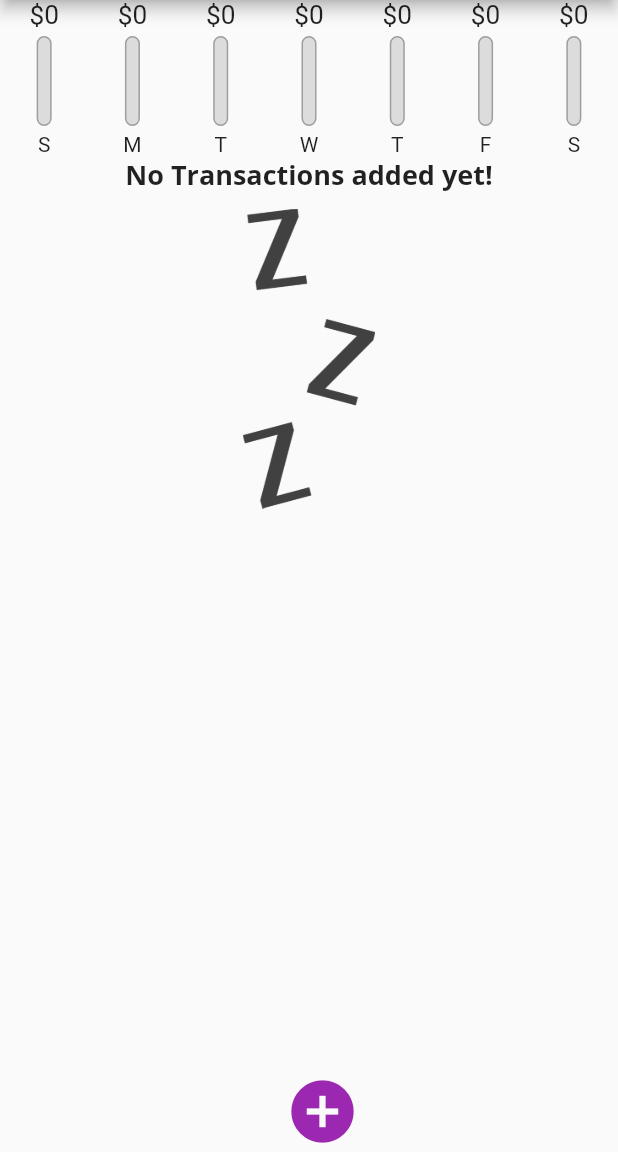
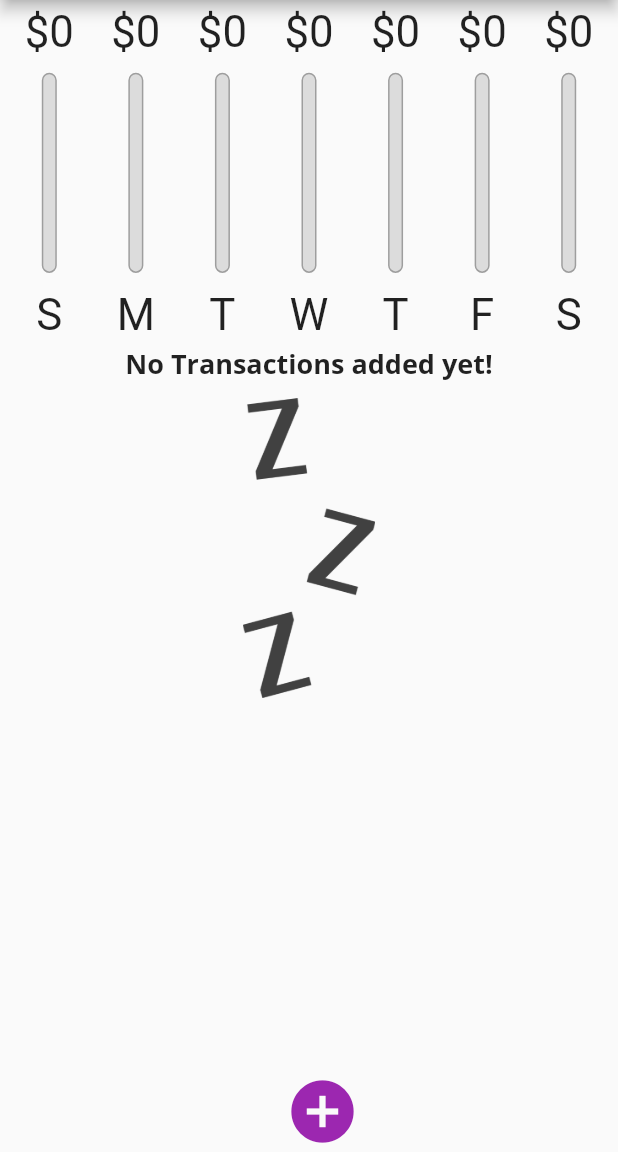
Before and after one commit to boilinux/flutter-spending-tracker, a Flutter app: the screen it shows after launch, on a phone screen of 412 x 824 dp, the part 84-1236 px from its top. Run offline on Flutter 3.47's test engine with Material 2 defaults, Android fonts, the phone set to English and light mode, and no system bars.

Commit message:
Update chart.

```diff
--- a/lib/main.dart
+++ b/lib/main.dart
@@ -99,6 +99,20 @@ class _HomeState extends State<Home> {
 
   @override
   Widget build(BuildContext context) {
+    final appbar = AppBar(
+      title: Text(
+        'Personal Expenses',
+      ),
+      actions: <Widget>[
+        IconButton(
+          onPressed: () => _startAddNewTransaction(context),
+          icon: Icon(
+            Icons.add,
+          ),
+        ),
+      ],
+    );
+
     return Scaffold(
       floatingActionButton: IconButton(
         icon: Icon(
@@ -110,26 +124,25 @@ class _HomeState extends State<Home> {
       ),
       floatingActionButtonLocation:
           FloatingActionButtonLocation.miniCenterFloat,
-      appBar: AppBar(
-        title: Text(
-          'Personal Expenses',
-        ),
-        actions: <Widget>[
-          IconButton(
-            onPressed: () => _startAddNewTransaction(context),
-            icon: Icon(
-              Icons.add,
-            ),
-          ),
-        ],
-      ),
+      appBar: appbar,
       body: Column(
         crossAxisAlignment: CrossAxisAlignment.stretch,
         children: <Widget>[
-          Chart(
-            recentTransactions: _transactions,
+          Container(
+            height: (MediaQuery.of(context).size.height -
+                    appbar.preferredSize.height -
+                    MediaQuery.of(context).padding.top) *
+                0.3,
+            padding: EdgeInsets.all(4),
+            child: Chart(
+              recentTransactions: _transactions,
+            ),
           ),
           Container(
+            height: (MediaQuery.of(context).size.height -
+                    appbar.preferredSize.height -
+                    MediaQuery.of(context).padding.top) *
+                0.7,
             child: _transactions.isEmpty
                 ? Column(
                     children: <Widget>[
--- a/lib/widgets/chart/chartBar.dart
+++ b/lib/widgets/chart/chartBar.dart
@@ -13,19 +13,20 @@ class ChartBar extends StatelessWidget {
 
   @override
   Widget build(BuildContext context) {
+    return LayoutBuilder(builder: (e, constraints) {
       return Column(
         children: <Widget>[
           Container(
-          height: 20,
+            height: constraints.maxHeight * 0.15,
             child: FittedBox(
               child: Text('\$${amount.toStringAsFixed(0)}'),
             ),
           ),
           SizedBox(
-          height: 4,
+            height: constraints.maxHeight * 0.05,
           ),
           Container(
-          height: 60,
+            height: constraints.maxHeight * 0.6,
             width: 10,
             child: Stack(
               children: <Widget>[
@@ -49,10 +50,16 @@ class ChartBar extends StatelessWidget {
             ),
           ),
           SizedBox(
-          height: 4,
+            height: constraints.maxHeight * 0.05,
           ),
-        Text(label),
+          Container(
+            child: FittedBox(
+              child: Text(label),
+            ),
+            height: constraints.maxHeight * 0.15,
+          ),
         ],
       );
+    });
   }
 }
```
Lines whose indentation alone changed are shown as unchanged.
